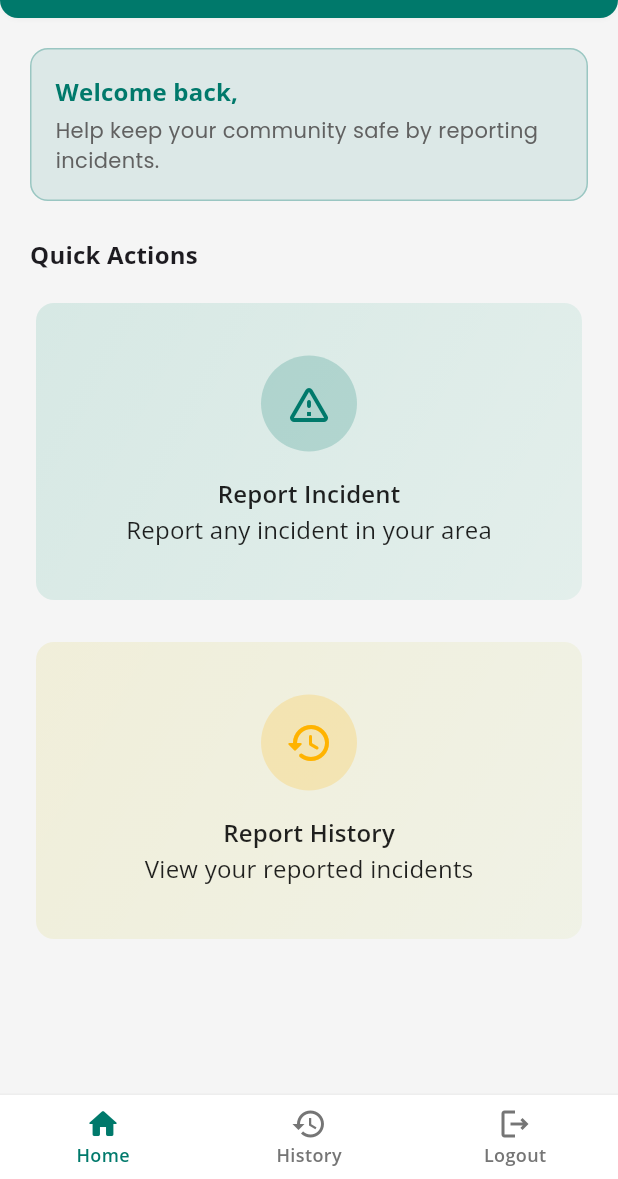
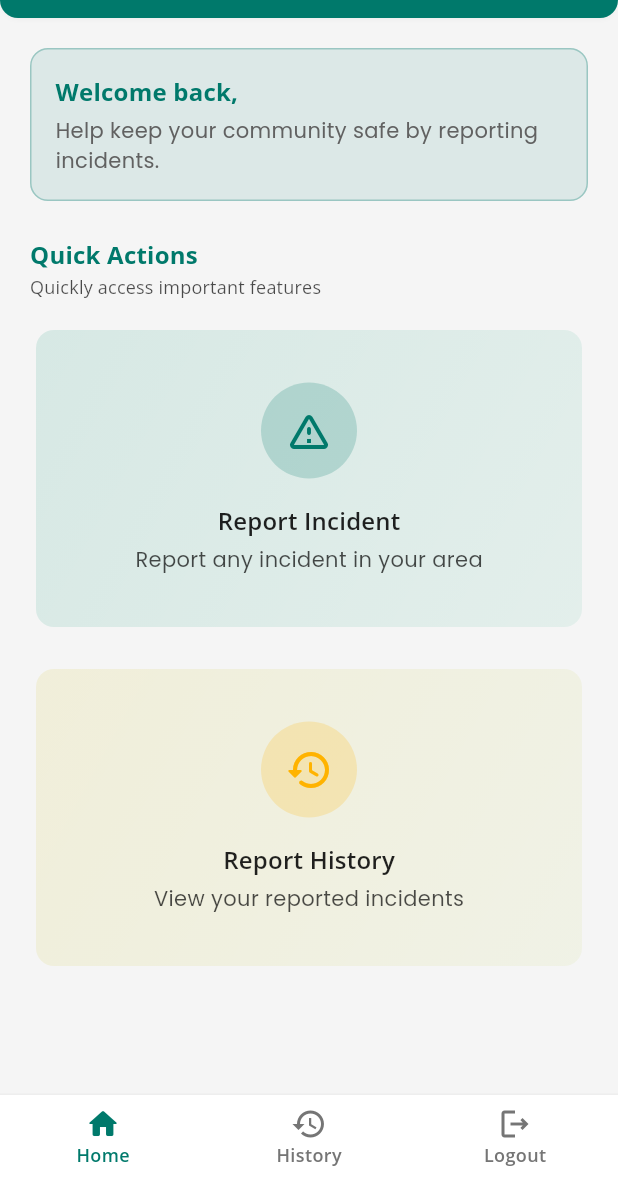
Before and after one commit to kiannaquines/ereportmo-app, a Flutter app: the DashboardScreen screen opened directly, on a phone screen of 412 x 824 dp, the part 57-1236 px from its top. Run offline on Flutter 3.47's test engine with Material 3 defaults, Android fonts, the phone set to English and light mode, and no system bars; our stand-ins replace dio, google_fonts, image_picker, location, shared_preferences; missing offline and left inert: drop_down_list; accounts and stored records are empty.

Commit message:
Enhance dashboard UI by updating 'Quick Actions' title and description styles for better visibility. Adjust action card description styling for improved readability.

```diff
--- a/lib/dashboard.dart
+++ b/lib/dashboard.dart
@@ -85,16 +85,24 @@ class _DashboardScreenState extends State<DashboardScreen> {
             ),
             const SizedBox(height: 24),
 
-            // Quick Actions Title
             Text(
               'Quick Actions',
               style: textTheme.titleMedium?.copyWith(
                 fontWeight: FontWeight.bold,
+                color: colorScheme.primary,
+              ),
+            ),
+            Text(
+              'Quickly access important features',
+              style: textTheme.titleMedium?.copyWith(
+                fontWeight: FontWeight.normal,
+                fontFamily: GoogleFonts.openSans().fontFamily,
+                color: colorScheme.onSecondary.withOpacity(0.7),
+                fontSize: 12,
               ),
             ),
             const SizedBox(height: 16),
 
-            // Action Cards Grid
             LayoutBuilder(
               builder: (context, constraints) {
                 final cardWidth = MediaQuery.of(context).size.width;
@@ -201,11 +209,15 @@ class _DashboardScreenState extends State<DashboardScreen> {
                     color: theme.colorScheme.onSurface,
                   ),
                 ),
+                const SizedBox(height: 4), // Added smaller spacing
                 Text(
                   description,
-                  style: theme.textTheme.titleMedium?.copyWith(
+                  style: theme.textTheme.bodyMedium?.copyWith(
+                    // Changed to bodyMedium
                     fontWeight: FontWeight.w400,
-                    color: theme.colorScheme.onSurface,
+                    color: theme.colorScheme.onSurface.withOpacity(
+                      0.7,
+                    ), // Reduced opacity
                   ),
                 ),
               ],
```
